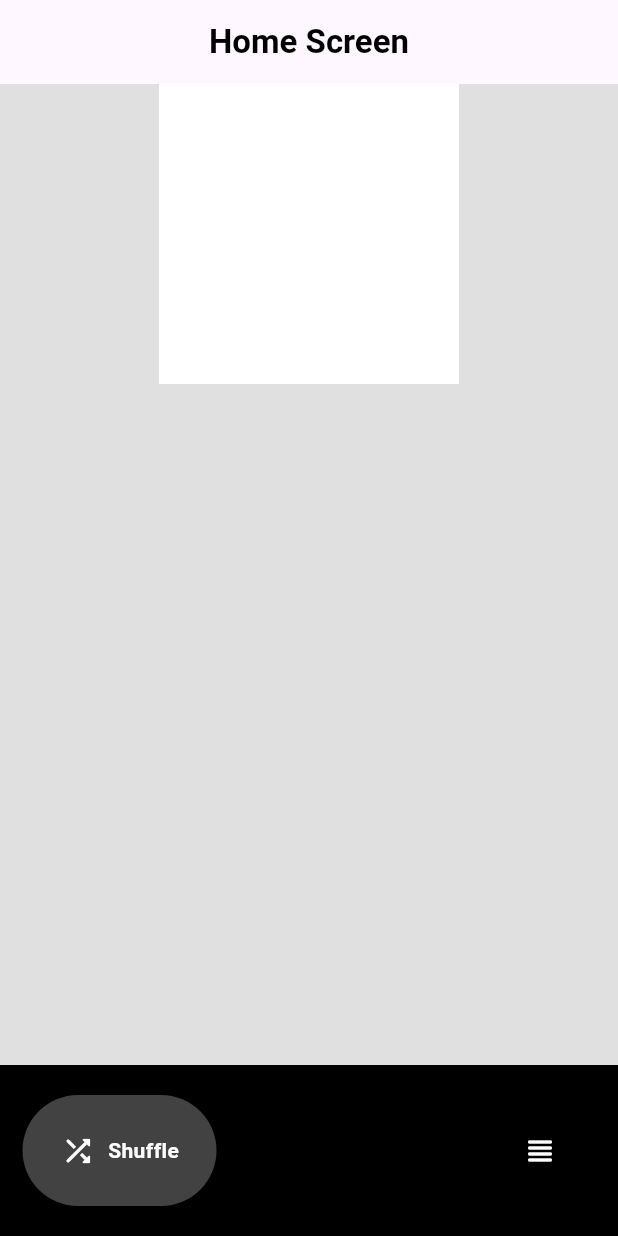
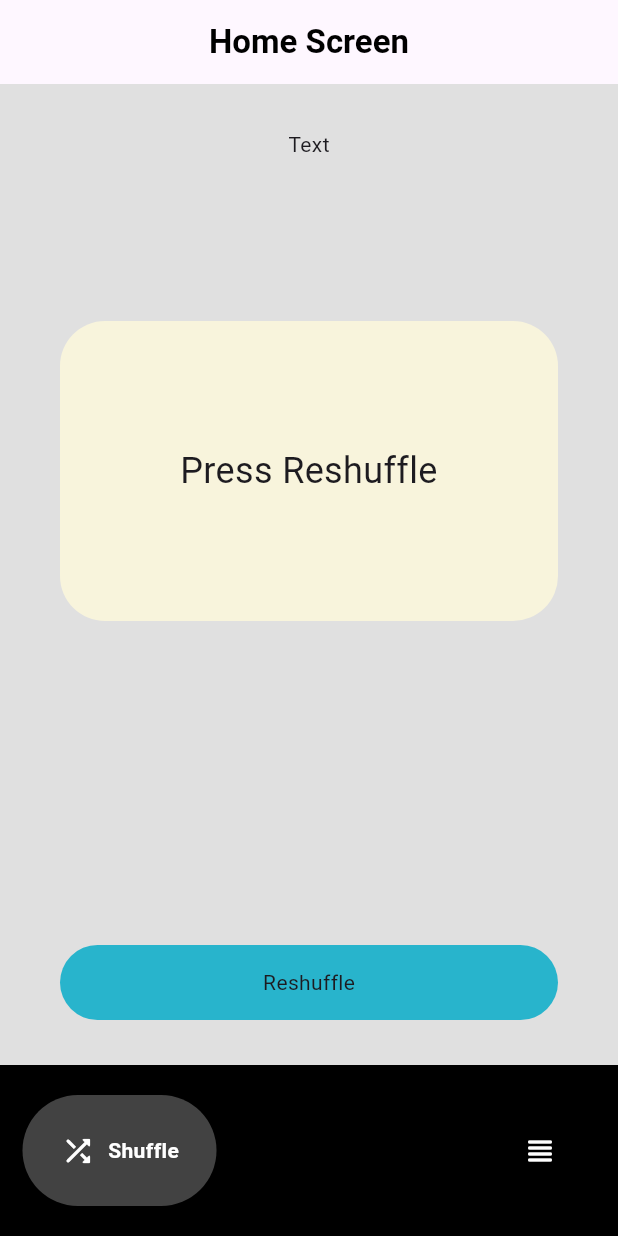
Before and after one commit to AnJasid/sports_picker, a Flutter app: the screen it shows after launch, on a phone screen of 412 x 824 dp. Run offline on Flutter 3.47's test engine with Material 3 defaults, Android fonts, the phone set to English and light mode, and no system bars; drawn by our look-alikes of google_nav_bar.

Commit message:
update UI for home screen

```diff
--- a/lib/screens/home_screen.dart
+++ b/lib/screens/home_screen.dart
@@ -82,20 +82,55 @@ class _HomeScreenState extends State<HomeScreen> {
           color: Colors.grey[300],
           // image: DecorationImage(
           //   image: AssetImage('assets/images/bg.png'),
-          //   opacity: 0.06,
+          //   opacity: 0.06,d
           //   fit: BoxFit.cover,
           // ),
         ),
-        child: Column(
-          children: [
-            Container(
-              width: 200,
-              height: 200,
-              decoration: const BoxDecoration(
-                color: Colors.white,
+        child: Padding(
+          padding: const EdgeInsets.symmetric(
+            horizontal: 40,
+            vertical: 30,
+          ),
+          child: Column(
+            children: [
+              const Text('Text'),
+              const Spacer(flex: 1),
+              Container(
+                height: 200,
+                width: double.infinity,
+                decoration: BoxDecoration(
+                  color: const Color(0xfff8f4dc),
+                  borderRadius: BorderRadius.circular(30),
+                ),
+                child: Center(
+                  child: Text(
+                    currentHobby.hobbyTitle,
+                    style: const TextStyle(fontSize: 24.0),
+                    textAlign: TextAlign.center,
+                  ),
+                ),
               ),
-            )
-          ],
+              const Spacer(flex: 2),
+              GestureDetector(
+                onTap: () {
+                  if (!isShuffling) {
+                    startShuffle();
+                  }
+                },
+                child: Container(
+                  height: 50,
+                  width: double.infinity,
+                  decoration: BoxDecoration(
+                    color: const Color(0xFF28b4cc),
+                    borderRadius: BorderRadius.circular(40),
+                  ),
+                  child: const Center(
+                    child: Text('Reshuffle'),
+                  ),
+                ),
+              ),
+            ],
+          ),
         ),
         // child: Center(
         //   child: Padding(
```
